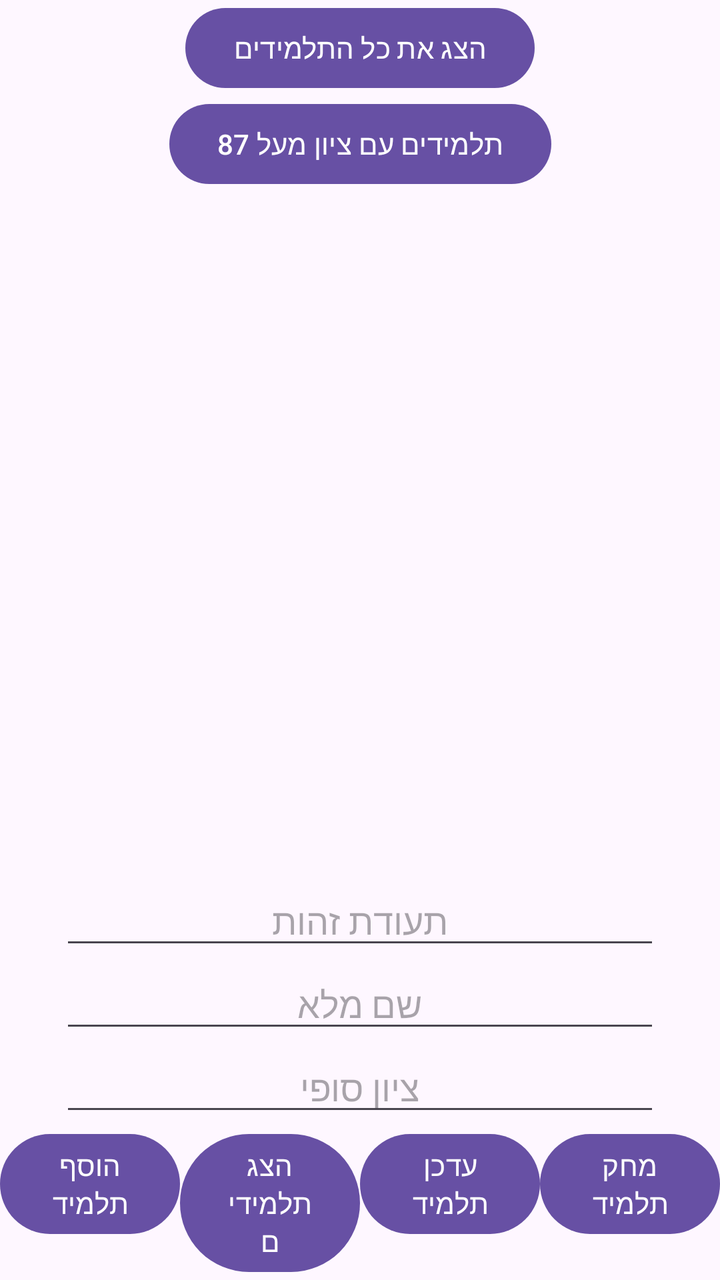
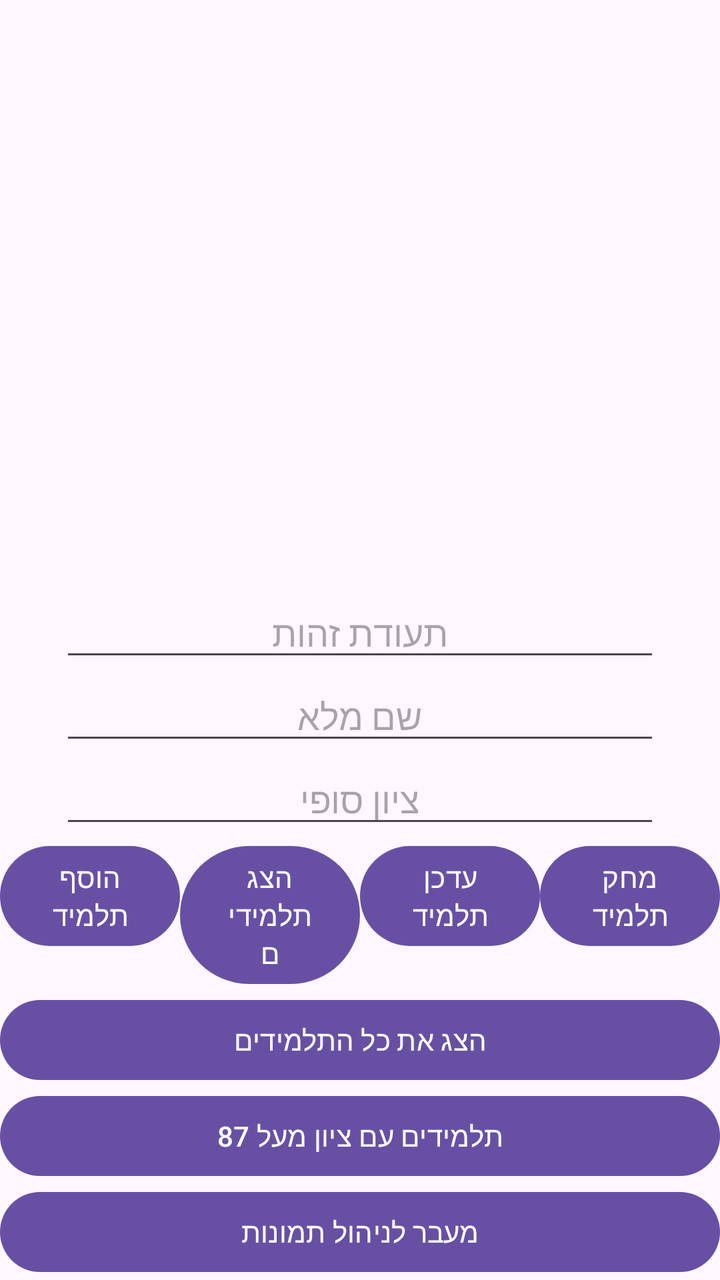

Two renders of the same Android screen: before a commit and after it. Below are the layout's source before the change and the commit's diff.
<!-- AndroidManifest.xml: application theme Theme.GuyFirstFBApplication -->
<!-- res/layout/activity_main.xml -->
<?xml version="1.0" encoding="utf-8"?>
<androidx.constraintlayout.widget.ConstraintLayout xmlns:android="http://schemas.android.com/apk/res/android" xmlns:app="http://schemas.android.com/apk/res-auto" xmlns:tools="http://schemas.android.com/tools" android:id="@+id/main" android:layout_width="match_parent" android:layout_height="match_parent">
    <ScrollView android:layout_width="match_parent" android:layout_height="0dp" app:layout_constraintBottom_toTopOf="@id/bottomlayout" app:layout_constraintTop_toTopOf="parent">
        <LinearLayout android:layout_width="match_parent" android:layout_height="wrap_content" android:layout_marginTop="40sp" android:gravity="center">
            <TextView android:layout_width="wrap_content" android:layout_height="wrap_content" android:textSize="20sp" android:textDirection="rtl" android:id="@+id/tvcontent"/>
        </LinearLayout>
    </ScrollView>
    <LinearLayout android:layout_width="match_parent" android:layout_height="wrap_content" android:id="@+id/bottomlayout" android:orientation="vertical" android:gravity="center" app:layout_constraintBottom_toBottomOf="parent">
        <EditText android:layout_width="300dp" android:layout_height="wrap_content" android:id="@+id/tz" android:gravity="center" android:hint="תעודת זהות"/>
        <EditText android:layout_width="300dp" android:layout_height="wrap_content" android:id="@+id/fullname" android:gravity="center" android:hint="שם מלא"/>
        <EditText android:layout_width="300dp" android:layout_height="wrap_content" android:id="@+id/grade" android:gravity="center" android:hint="ציון סופי"/>
        <LinearLayout android:layout_width="match_parent" android:layout_height="wrap_content">
            <Button android:id="@+id/btnInsert" android:layout_width="0dp" android:layout_weight="1" android:layout_height="wrap_content" android:text="הוסף תלמיד"/>
            <Button android:id="@+id/btnSelect" android:layout_width="0dp" android:layout_weight="1" android:layout_height="wrap_content" android:text="הצג תלמידים"/>
            <Button android:id="@+id/btnUpdate" android:layout_width="0dp" android:layout_weight="1" android:layout_height="wrap_content" android:text="עדכן תלמיד"/>
            <Button android:id="@+id/btnDelete" android:layout_width="0dp" android:layout_weight="1" android:layout_height="wrap_content" android:text="מחק תלמיד"/>
        </LinearLayout>
    </LinearLayout>
    <Button
        android:id="@+id/btnReadAll"
        android:layout_width="wrap_content"
        android:layout_height="wrap_content"
        android:text="הצג את כל התלמידים"
        app:layout_constraintTop_toBottomOf="@id/btnSelect"
        app:layout_constraintStart_toStartOf="parent"
        app:layout_constraintEnd_toEndOf="parent" />
    <Button
        android:id="@+id/btnFilterGrade"
        android:layout_width="wrap_content"
        android:layout_height="wrap_content"
        android:text="תלמידים עם ציון מעל 87"
        app:layout_constraintTop_toBottomOf="@id/btnReadAll"
        app:layout_constraintStart_toStartOf="parent"
        app:layout_constraintEnd_toEndOf="parent" />
</androidx.constraintlayout.widget.ConstraintLayout>
<!-- resources referenced by this layout -->
<resources>
  <style name="Theme.GuyFirstFBApplication" parent="Base.Theme.GuyFirstFBApplication" />
  <style name="Base.Theme.GuyFirstFBApplication" parent="Theme.Material3.DayNight.NoActionBar">
          
          
      </style>
</resources>

<!-- the commit's change to res/layout/activity_main.xml (unified diff, before → after) -->
@@ -1,35 +1,114 @@
-<?xml version="1.0" encoding="utf-8"?>
-<androidx.constraintlayout.widget.ConstraintLayout xmlns:android="http://schemas.android.com/apk/res/android" xmlns:app="http://schemas.android.com/apk/res-auto" xmlns:tools="http://schemas.android.com/tools" android:id="@+id/main" android:layout_width="match_parent" android:layout_height="match_parent">
-    <ScrollView android:layout_width="match_parent" android:layout_height="0dp" app:layout_constraintBottom_toTopOf="@id/bottomlayout" app:layout_constraintTop_toTopOf="parent">
-        <LinearLayout android:layout_width="match_parent" android:layout_height="wrap_content" android:layout_marginTop="40sp" android:gravity="center">
-            <TextView android:layout_width="wrap_content" android:layout_height="wrap_content" android:textSize="20sp" android:textDirection="rtl" android:id="@+id/tvcontent"/>
+<androidx.constraintlayout.widget.ConstraintLayout
+    xmlns:android="http://schemas.android.com/apk/res/android"
+    xmlns:app="http://schemas.android.com/apk/res-auto"
+    xmlns:tools="http://schemas.android.com/tools"
+    android:id="@+id/main"
+    android:layout_width="match_parent"
+    android:layout_height="match_parent">
+
+    <ScrollView
+        android:layout_width="match_parent"
+        android:layout_height="0dp"
+        app:layout_constraintTop_toTopOf="parent"
+        app:layout_constraintBottom_toTopOf="@id/bottomlayout">
+
+        <LinearLayout
+            android:layout_width="match_parent"
+            android:layout_height="wrap_content"
+            android:layout_marginTop="40sp"
+            android:gravity="center">
+
+            <TextView
+                android:id="@+id/tvcontent"
+                android:layout_width="wrap_content"
+                android:layout_height="wrap_content"
+                android:textSize="20sp"
+                android:textDirection="rtl" />
+
         </LinearLayout>
     </ScrollView>
-    <LinearLayout android:layout_width="match_parent" android:layout_height="wrap_content" android:id="@+id/bottomlayout" android:orientation="vertical" android:gravity="center" app:layout_constraintBottom_toBottomOf="parent">
-        <EditText android:layout_width="300dp" android:layout_height="wrap_content" android:id="@+id/tz" android:gravity="center" android:hint="תעודת זהות"/>
-        <EditText android:layout_width="300dp" android:layout_height="wrap_content" android:id="@+id/fullname" android:gravity="center" android:hint="שם מלא"/>
-        <EditText android:layout_width="300dp" android:layout_height="wrap_content" android:id="@+id/grade" android:gravity="center" android:hint="ציון סופי"/>
-        <LinearLayout android:layout_width="match_parent" android:layout_height="wrap_content">
-            <Button android:id="@+id/btnInsert" android:layout_width="0dp" android:layout_weight="1" android:layout_height="wrap_content" android:text="הוסף תלמיד"/>
-            <Button android:id="@+id/btnSelect" android:layout_width="0dp" android:layout_weight="1" android:layout_height="wrap_content" android:text="הצג תלמידים"/>
-            <Button android:id="@+id/btnUpdate" android:layout_width="0dp" android:layout_weight="1" android:layout_height="wrap_content" android:text="עדכן תלמיד"/>
-            <Button android:id="@+id/btnDelete" android:layout_width="0dp" android:layout_weight="1" android:layout_height="wrap_content" android:text="מחק תלמיד"/>
+
+    <LinearLayout
+        android:id="@+id/bottomlayout"
+        android:layout_width="match_parent"
+        android:layout_height="wrap_content"
+        android:orientation="vertical"
+        android:gravity="center"
+        app:layout_constraintBottom_toBottomOf="parent">
+
+        <EditText
+            android:id="@+id/tz"
+            android:layout_width="300dp"
+            android:layout_height="wrap_content"
+            android:gravity="center"
+            android:hint="תעודת זהות" />
+
+        <EditText
+            android:id="@+id/fullname"
+            android:layout_width="300dp"
+            android:layout_height="wrap_content"
+            android:gravity="center"
+            android:hint="שם מלא" />
+
+        <EditText
+            android:id="@+id/grade"
+            android:layout_width="300dp"
+            android:layout_height="wrap_content"
+            android:gravity="center"
+            android:hint="ציון סופי" />
+
+        <LinearLayout
+            android:layout_width="match_parent"
+            android:layout_height="wrap_content">
+
+            <Button
+                android:id="@+id/btnInsert"
+                android:layout_width="0dp"
+                android:layout_weight="1"
+                android:layout_height="wrap_content"
+                android:text="הוסף תלמיד" />
+
+            <Button
+                android:id="@+id/btnSelect"
+                android:layout_width="0dp"
+                android:layout_weight="1"
+                android:layout_height="wrap_content"
+                android:text="הצג תלמידים" />
+
+            <Button
+                android:id="@+id/btnUpdate"
+                android:layout_width="0dp"
+                android:layout_weight="1"
+                android:layout_height="wrap_content"
+                android:text="עדכן תלמיד" />
+
+            <Button
+                android:id="@+id/btnDelete"
+                android:layout_width="0dp"
+                android:layout_weight="1"
+                android:layout_height="wrap_content"
+                android:text="מחק תלמיד" />
+
         </LinearLayout>
+
+        <Button
+            android:id="@+id/btnReadAll"
+            android:layout_width="match_parent"
+            android:layout_height="wrap_content"
+            android:text="הצג את כל התלמידים" />
+
+        <Button
+            android:id="@+id/btnFilterGrade"
+            android:layout_width="match_parent"
+            android:layout_height="wrap_content"
+            android:text="תלמידים עם ציון מעל 87" />
+
+        <Button
+            android:id="@+id/btnOpenImages"
+            android:layout_width="match_parent"
+            android:layout_height="wrap_content"
+            android:text="מעבר לניהול תמונות" />
+
     </LinearLayout>
-    <Button
-        android:id="@+id/btnReadAll"
-        android:layout_width="wrap_content"
-        android:layout_height="wrap_content"
-        android:text="הצג את כל התלמידים"
-        app:layout_constraintTop_toBottomOf="@id/btnSelect"
-        app:layout_constraintStart_toStartOf="parent"
-        app:layout_constraintEnd_toEndOf="parent" />
-    <Button
-        android:id="@+id/btnFilterGrade"
-        android:layout_width="wrap_content"
-        android:layout_height="wrap_content"
-        android:text="תלמידים עם ציון מעל 87"
-        app:layout_constraintTop_toBottomOf="@id/btnReadAll"
-        app:layout_constraintStart_toStartOf="parent"
-        app:layout_constraintEnd_toEndOf="parent" />
+
 </androidx.constraintlayout.widget.ConstraintLayout>
